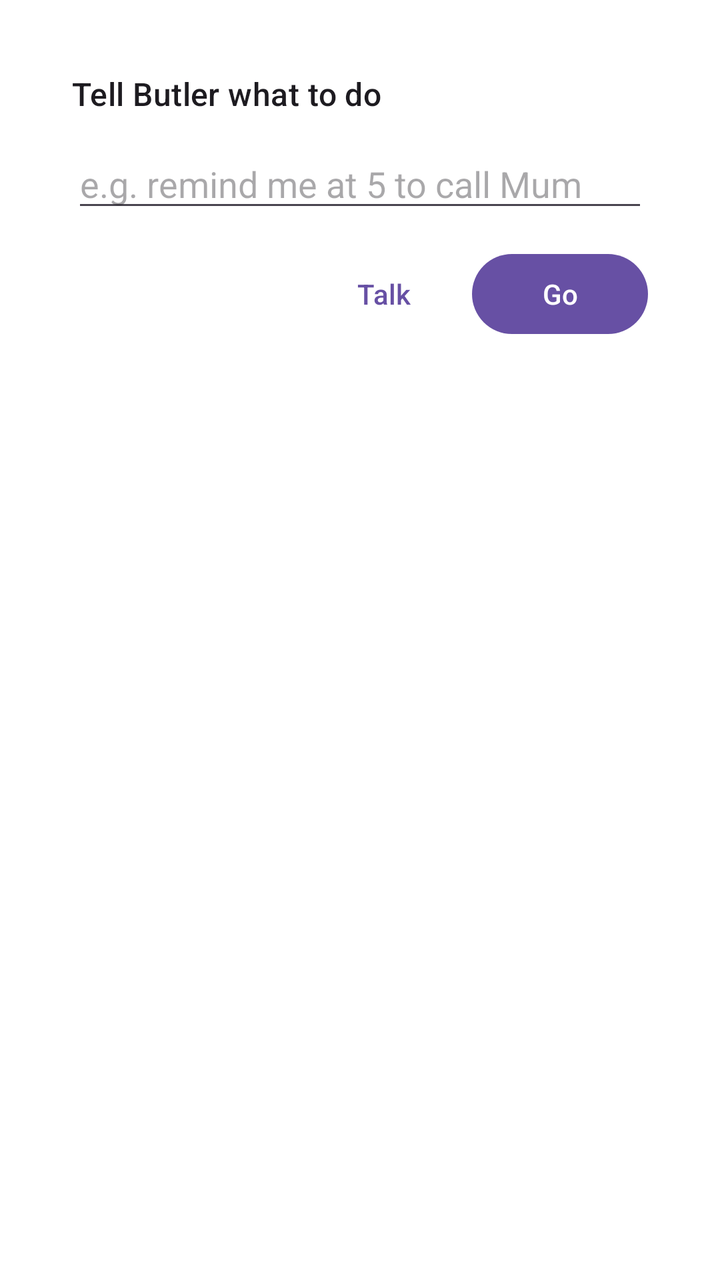
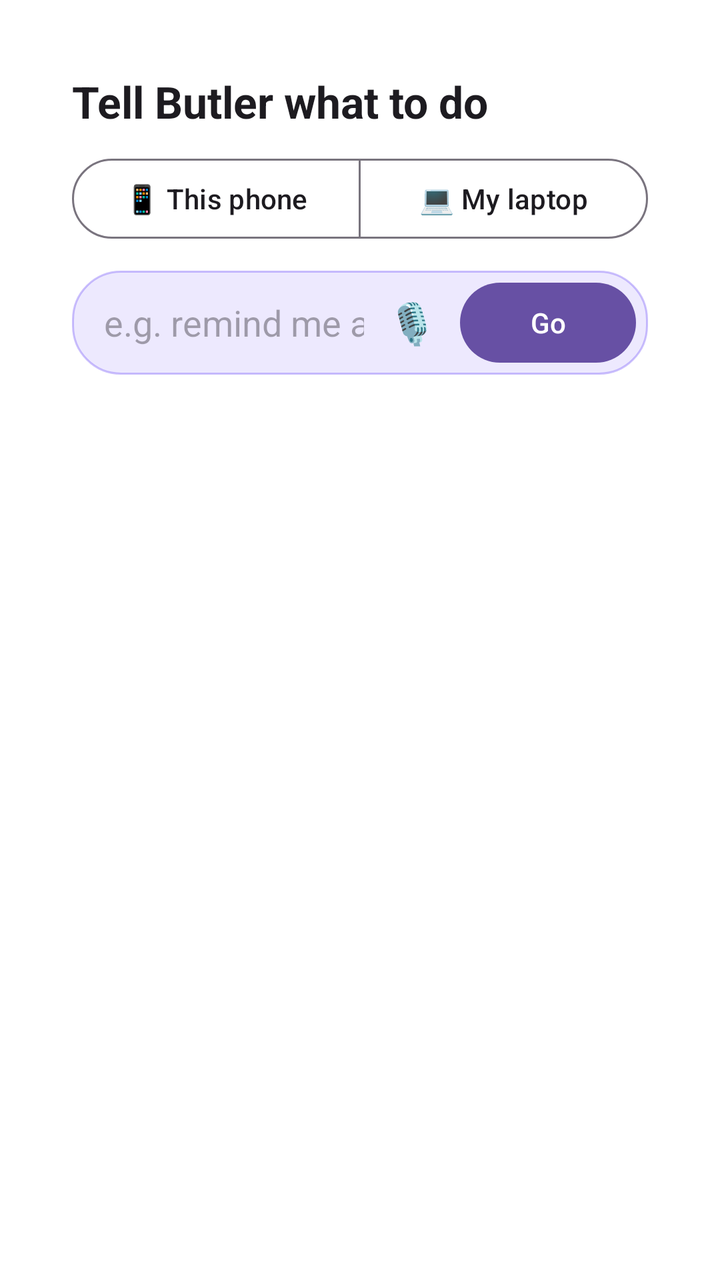

Screens rendered from an Android XML layout before and after an edit, with the pre-edit source and the edit as a unified diff.
<!-- AndroidManifest.xml: activity theme Theme.Butler.Sheet -->
<!-- res/layout/activity_ask.xml -->
<?xml version="1.0" encoding="utf-8"?>
<LinearLayout xmlns:android="http://schemas.android.com/apk/res/android"
    android:layout_width="match_parent"
    android:layout_height="wrap_content"
    android:orientation="vertical"
    android:padding="20dp">

    <TextView
        android:layout_width="wrap_content"
        android:layout_height="wrap_content"
        android:text="@string/ask_title"
        android:textAppearance="?attr/textAppearanceTitleMedium" />

    <EditText
        android:id="@+id/ask_text"
        android:layout_width="match_parent"
        android:layout_height="wrap_content"
        android:layout_marginTop="12dp"
        android:hint="@string/ask_hint"
        android:imeOptions="actionSend"
        android:importantForAutofill="no"
        android:inputType="textCapSentences" />

    <TextView
        android:id="@+id/ask_answer"
        android:layout_width="match_parent"
        android:layout_height="wrap_content"
        android:layout_marginTop="12dp"
        android:textAppearance="?attr/textAppearanceBodyLarge"
        android:textIsSelectable="true"
        android:visibility="gone" />

    <LinearLayout
        android:layout_width="match_parent"
        android:layout_height="wrap_content"
        android:layout_marginTop="12dp"
        android:gravity="end"
        android:orientation="horizontal">

        <Button
            android:id="@+id/ask_talk"
            style="?attr/borderlessButtonStyle"
            android:layout_width="wrap_content"
            android:layout_height="wrap_content"
            android:text="@string/ask_talk" />

        <Button
            android:id="@+id/ask_go"
            android:layout_width="wrap_content"
            android:layout_height="wrap_content"
            android:text="@string/ask_go" />
    </LinearLayout>
</LinearLayout>
<!-- resources referenced by this layout -->
<resources>
  <string name="ask_go">Go</string>
  <string name="ask_hint">e.g. remind me at 5 to call Mum</string>
  <string name="ask_talk">Talk</string>
  <string name="ask_title">Tell Butler what to do</string>
  <style name="Theme.Butler.Sheet" parent="Theme.Material3.DayNight.Dialog">
          <item name="android:windowCloseOnTouchOutside">true</item>
          <item name="android:windowMinWidthMajor">100%</item>
          <item name="android:windowMinWidthMinor">100%</item>
          <item name="android:windowSoftInputMode">adjustResize</item>
          <item name="windowNoTitle">true</item>
      </style>
</resources>

<!-- the commit's change to res/layout/activity_ask.xml (unified diff, before → after) -->
@@ -9,17 +9,121 @@
         android:layout_width="wrap_content"
         android:layout_height="wrap_content"
         android:text="@string/ask_title"
-        android:textAppearance="?attr/textAppearanceTitleMedium" />
+        android:textAppearance="?attr/textAppearanceTitleLarge"
+        android:textStyle="bold" />
 
-    <EditText
-        android:id="@+id/ask_text"
+    
+    <com.google.android.material.button.MaterialButtonToggleGroup
+        android:id="@+id/ask_where"
+        android:layout_width="match_parent"
+        android:layout_height="wrap_content"
+        android:layout_marginTop="10dp"
+        android:checkedButton="@id/ask_phone"
+        android:selectionRequired="true"
+        android:singleSelection="true">
+
+        <com.google.android.material.button.MaterialButton
+            android:id="@+id/ask_phone"
+            style="?attr/materialButtonOutlinedStyle"
+            android:layout_width="0dp"
+            android:layout_height="wrap_content"
+            android:layout_weight="1"
+            android:text="@string/ask_on_phone" />
+
+        <com.google.android.material.button.MaterialButton
+            android:id="@+id/ask_laptop"
+            style="?attr/materialButtonOutlinedStyle"
+            android:layout_width="0dp"
+            android:layout_height="wrap_content"
+            android:layout_weight="1"
+            android:text="@string/ask_on_laptop" />
+    </com.google.android.material.button.MaterialButtonToggleGroup>
+
+    <TextView
+        android:id="@+id/ask_explain"
+        android:layout_width="match_parent"
+        android:layout_height="wrap_content"
+        android:layout_marginTop="6dp"
+        android:text="@string/laptop_explain"
+        android:textAppearance="?attr/textAppearanceBodySmall"
+        android:visibility="gone" />
+
+    <LinearLayout
         android:layout_width="match_parent"
         android:layout_height="wrap_content"
         android:layout_marginTop="12dp"
-        android:hint="@string/ask_hint"
-        android:imeOptions="actionSend"
-        android:importantForAutofill="no"
-        android:inputType="textCapSentences" />
+        android:background="@drawable/ask_box"
+        android:gravity="center_vertical"
+        android:orientation="horizontal"
+        android:paddingStart="16dp"
+        android:paddingEnd="6dp">
+
+        <EditText
+            android:id="@+id/ask_text"
+            android:layout_width="0dp"
+            android:layout_height="wrap_content"
+            android:layout_weight="1"
+            android:background="@null"
+            android:hint="@string/ask_hint"
+            android:imeOptions="actionSend"
+            android:importantForAutofill="no"
+            android:inputType="textCapSentences"
+            android:minHeight="52dp" />
+
+        <Button
+            android:id="@+id/ask_talk"
+            style="?attr/borderlessButtonStyle"
+            android:layout_width="48dp"
+            android:layout_height="48dp"
+            android:contentDescription="@string/ask_talk"
+            android:minWidth="0dp"
+            android:padding="0dp"
+            android:text="🎙"
+            android:textSize="20sp" />
+
+        <Button
+            android:id="@+id/ask_go"
+            android:layout_width="wrap_content"
+            android:layout_height="wrap_content"
+            android:text="@string/ask_go" />
+    </LinearLayout>
+
+    
+    <HorizontalScrollView
+        android:layout_width="match_parent"
+        android:layout_height="wrap_content"
+        android:layout_marginTop="10dp"
+        android:scrollbars="none">
+
+        <LinearLayout
+            android:id="@+id/ask_examples"
+            android:layout_width="wrap_content"
+            android:layout_height="wrap_content"
+            android:orientation="horizontal" />
+    </HorizontalScrollView>
+
+    <LinearLayout
+        android:id="@+id/ask_working"
+        android:layout_width="match_parent"
+        android:layout_height="wrap_content"
+        android:layout_marginTop="14dp"
+        android:gravity="center_vertical"
+        android:orientation="horizontal"
+        android:visibility="gone">
+
+        <ProgressBar
+            style="?android:attr/progressBarStyleSmall"
+            android:layout_width="20dp"
+            android:layout_height="20dp" />
+
+        <TextView
+            android:id="@+id/ask_working_text"
+            android:layout_width="wrap_content"
+            android:layout_height="wrap_content"
+            android:layout_marginStart="10dp"
+            android:text="@string/pet_thinking"
+            android:textAppearance="?attr/textAppearanceBodyMedium" />
+    </LinearLayout>
 
     <TextView
         android:id="@+id/ask_answer"
@@ -30,24 +134,38 @@
         android:textIsSelectable="true"
         android:visibility="gone" />
 
-    <LinearLayout
+    
+    <TextView
+        android:id="@+id/ask_news"
         android:layout_width="match_parent"
         android:layout_height="wrap_content"
         android:layout_marginTop="12dp"
+        android:maxLines="6"
+        android:ellipsize="end"
+        android:textAppearance="?attr/textAppearanceBodySmall"
+        android:visibility="gone" />
+
+    <LinearLayout
+        android:id="@+id/ask_laptop_controls"
+        android:layout_width="match_parent"
+        android:layout_height="wrap_content"
+        android:layout_marginTop="4dp"
         android:gravity="end"
-        android:orientation="horizontal">
+        android:orientation="horizontal"
+        android:visibility="gone">
 
         <Button
-            android:id="@+id/ask_talk"
+            android:id="@+id/ask_stop"
             style="?attr/borderlessButtonStyle"
             android:layout_width="wrap_content"
             android:layout_height="wrap_content"
-            android:text="@string/ask_talk" />
+            android:text="@string/laptop_stop" />
 
         <Button
-            android:id="@+id/ask_go"
+            android:id="@+id/ask_off"
+            style="?attr/borderlessButtonStyle"
             android:layout_width="wrap_content"
             android:layout_height="wrap_content"
-            android:text="@string/ask_go" />
+            android:text="@string/laptop_off" />
     </LinearLayout>
 </LinearLayout>
<!-- resource entries referenced after the edit -->
@@ -1,9 +1,22 @@
 <!-- resources referenced by this layout -->
 <resources>
+  <!-- drawable ask_box (drawable) -->
+  <?xml version="1.0" encoding="utf-8"?>
+  <shape xmlns:android="http://schemas.android.com/apk/res/android" android:shape="rectangle">
+      <solid android:color="#1F6C4CF5" />
+      <stroke android:width="1dp" android:color="#596C4CF5" />
+      <corners android:radius="24dp" />
+  </shape>
   <string name="ask_go">Go</string>
   <string name="ask_hint">e.g. remind me at 5 to call Mum</string>
+  <string name="ask_on_laptop">💻 My laptop</string>
+  <string name="ask_on_phone">📱 This phone</string>
   <string name="ask_talk">Talk</string>
   <string name="ask_title">Tell Butler what to do</string>
+  <string name="laptop_explain">Put your secret word anywhere in it. Remote control has to be on at the laptop, and the laptop awake.</string>
+  <string name="laptop_off">Switch off</string>
+  <string name="laptop_stop">Stop</string>
+  <string name="pet_thinking">Thinking…</string>
   <style name="Theme.Butler.Sheet" parent="Theme.Material3.DayNight.Dialog">
           <item name="android:windowCloseOnTouchOutside">true</item>
           <item name="android:windowMinWidthMajor">100%</item>
